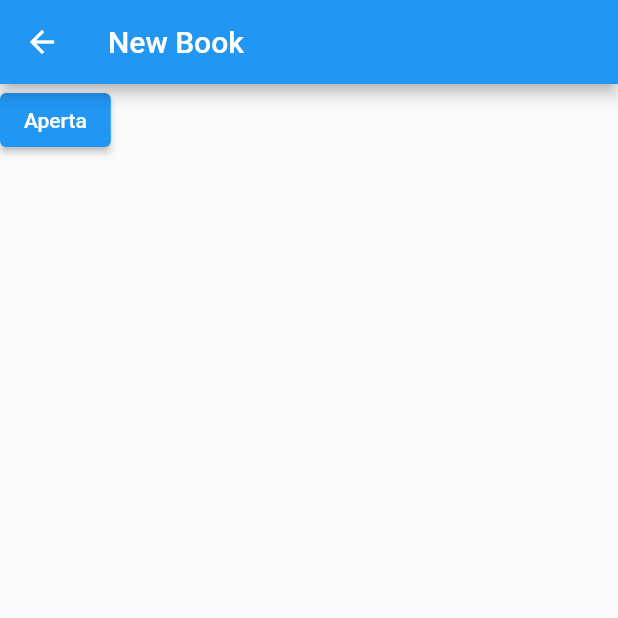
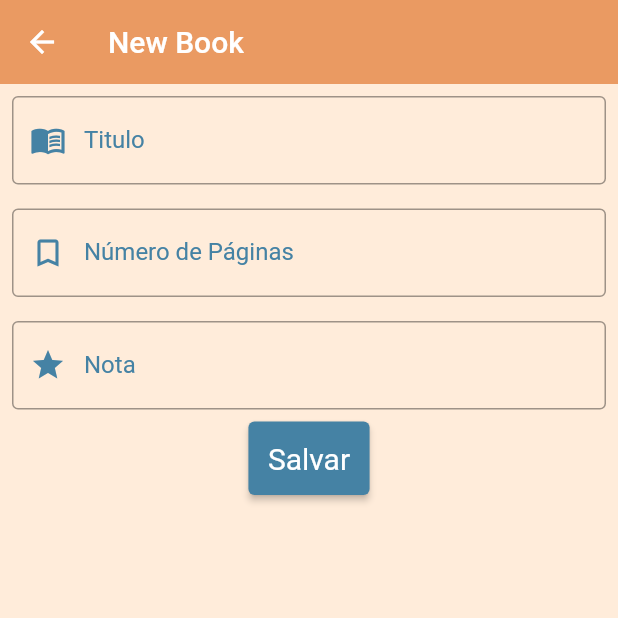
Before and after one commit to dju4mota/book_list, a Flutter app: the screen it shows after launch, after a tap on the "add" icon, on a phone screen of 412 x 824 dp, the top half of it. Run offline on Flutter 3.47's test engine with Material 2 defaults, Android fonts, the phone set to English and light mode, and no system bars; our stand-ins replace string_validator.

Commit message:
Form e Estilo
Form para adicionar novos livros e Estilo finalizados

```diff
--- a/lib/Book.dart
+++ /dev/null
@@ -1,7 +0,0 @@
-class Book {
-  final titulo;
-  final numeroPaginas;
-  final nota;
-
-  Book(this.titulo, this.numeroPaginas, this.nota);
-}
--- a/lib/BookCard.dart
+++ /dev/null
@@ -1,56 +0,0 @@
-import 'package:book_list/Book.dart';
-import 'package:flutter/cupertino.dart';
-import 'package:flutter/material.dart';
-
-class BookCard extends StatefulWidget {
-  @override
-  State<BookCard> createState() => _BookCardState();
-  final Book bk;
-  Function function;
-  final int id;
-  BookCard({required this.bk, required this.function, required this.id});
-}
-
-class _BookCardState extends State<BookCard> {
-  @override
-  Widget build(BuildContext context) {
-    return Container(
-      height: 120,
-      width: 330,
-      child: Card(
-        child: Container(
-          margin: EdgeInsets.fromLTRB(20, 10, 5, 5),
-          child: Row(
-            mainAxisAlignment: MainAxisAlignment.spaceBetween,
-            children: [
-              Column(
-                crossAxisAlignment: CrossAxisAlignment.start,
-                children: [
-                  Text(
-                    "Título: " + widget.bk.titulo,
-                    style: TextStyle(fontSize: 23),
-                  ),
-                  Text(
-                    "Páginas: " + widget.bk.numeroPaginas.toString(),
-                    style: TextStyle(fontSize: 23),
-                  ),
-                  Text(
-                    "Nota: " + widget.bk.nota.toString(),
-                    style: TextStyle(fontSize: 23),
-                  ),
-                ],
-              ),
-              CupertinoButton(
-                child: Icon(Icons.delete),
-                padding: EdgeInsets.all(5),
-                color: Colors.brown,
-                onPressed: () => widget.function(widget.id),
-              )
-            ],
-          ),
-        ),
-        color: Colors.grey,
-      ),
-    );
-  }
-}
--- /dev/null
+++ b/lib/Model/Book.dart
@@ -0,0 +1,22 @@
+import 'package:flutter/cupertino.dart';
+
+@immutable
+class Book {
+  final titulo;
+  final numeroPaginas;
+  final nota;
+
+  Book({this.titulo = '', this.numeroPaginas = '', this.nota = ''});
+
+  Book copyWith({
+    String? titulo,
+    String? numeroPaginas,
+    String? nota,
+  }) {
+    return Book(
+      titulo: titulo ?? this.titulo,
+      nota: nota ?? this.nota,
+      numeroPaginas: numeroPaginas ?? this.numeroPaginas,
+    );
+  }
+}
--- a/lib/NewBook.dart
+++ /dev/null
@@ -1,32 +0,0 @@
-import 'package:book_list/Book.dart';
-import 'package:flutter/material.dart';
-
-class NewBook extends StatefulWidget {
-  @override
-  _NewBookState createState() => _NewBookState();
-
-  Function add;
-  NewBook({required this.add});
-}
-
-class _NewBookState extends State<NewBook> {
-  @override
-  Widget build(BuildContext context) {
-    return Scaffold(
-      appBar: AppBar(
-        title: Text(
-          "New Book",
-        ),
-      ),
-      body: Form(
-        child: ElevatedButton(
-          child: Text("Aperta"),
-          onPressed: () {
-            widget.add(Book("Harry Potter", "200", "9.5"));
-            Navigator.pop(context);
-          },
-        ),
-      ),
-    );
-  }
-}
--- /dev/null
+++ b/lib/Screen/NewBook.dart
@@ -0,0 +1,112 @@
+import 'package:flutter/material.dart';
+import 'package:string_validator/string_validator.dart' as validator;
+
+import '../Model/Book.dart';
+
+class NewBook extends StatefulWidget {
+  @override
+  _NewBookState createState() => _NewBookState();
+
+  Function add;
+  NewBook({required this.add});
+}
+
+class _NewBookState extends State<NewBook> {
+  var bk = Book();
+  final formKey = GlobalKey<FormState>();
+
+  @override
+  Widget build(BuildContext context) {
+    return Scaffold(
+      appBar: AppBar(
+        title: Text(
+          "New Book",
+        ),
+        backgroundColor: Color.fromARGB(255, 234, 154, 98),
+        elevation: 0,
+      ),
+      body: Form(
+        key: formKey,
+        child: Column(
+          children: [
+            TextFieldCustom(
+              label: "Titulo",
+              icone: Icon(Icons.menu_book, color: Color.fromARGB(255, 69, 130, 164)),
+              validator: (text) => text == null || text.isEmpty ? "Este campo não pode ser nulo" : null,
+              onSaved: (text) => bk = bk.copyWith(titulo: text),
+            ),
+            TextFieldCustom(
+              label: "Número de Páginas",
+              icone: Icon(Icons.bookmark_border, color: Color.fromARGB(255, 69, 130, 164)),
+              validator: (text) {
+                if (text == null || text.isEmpty) {
+                  return "Este campo não pode ser nulo";
+                }
+                if (!validator.isNumeric(text)) {
+                  return "Este campo precisa conter apenas números";
+                }
+              },
+              onSaved: (text) => bk = bk.copyWith(numeroPaginas: text),
+            ),
+            TextFieldCustom(
+              label: "Nota",
+              icone: Icon(Icons.star, color: Color.fromARGB(255, 69, 130, 164)),
+              validator: (text) {
+                if (text == null || text.isEmpty) {
+                  return "Este campo não pode ser nulo";
+                }
+                if (!validator.isNumeric(text)) {
+                  return "Este campo precisa conter apenas números";
+                }
+              },
+              onSaved: (text) => bk = bk.copyWith(nota: text),
+            ),
+            ElevatedButton(
+              child: Text("Salvar"),
+              onPressed: () {
+                if (formKey.currentState!.validate()) {
+                  formKey.currentState!.save();
+                  widget.add(bk);
+                  Navigator.pop(context);
+                }
+              },
+            ),
+          ],
+        ),
+      ),
+    );
+  }
+}
+
+class TextFieldCustom extends StatelessWidget {
+  final String label;
+  final Icon icone;
+  final String? Function(String? text)? validator;
+  final void Function(String? text)? onSaved;
+  const TextFieldCustom({required this.label, required this.icone, this.validator, this.onSaved});
+
+  @override
+  Widget build(BuildContext context) {
+    return Container(
+      margin: const EdgeInsets.all(8),
+      child: TextFormField(
+        onSaved: onSaved,
+        validator: validator,
+        decoration: InputDecoration(
+          border: OutlineInputBorder(),
+          labelText: this.label,
+          labelStyle: TextStyle(
+            color: Color.fromARGB(255, 69, 130, 164),
+          ),
+          prefixIcon: this.icone,
+          focusColor: Color.fromARGB(255, 69, 130, 164),
+          focusedBorder: OutlineInputBorder(
+            borderSide: BorderSide(
+              color: Color.fromARGB(255, 69, 130, 164),
+            ),
+          ),
+        ),
+      ),
+    );
+  }
+}
--- /dev/null
+++ b/lib/Widgets/BookCard.dart
@@ -0,0 +1,69 @@
+import 'package:flutter/cupertino.dart';
+import 'package:flutter/material.dart';
+
+import '../Model/Book.dart';
+
+class BookCard extends StatefulWidget {
+  @override
+  State<BookCard> createState() => _BookCardState();
+  final Book bk;
+  Function function;
+  final int id;
+  BookCard({required this.bk, required this.function, required this.id});
+}
+
+class _BookCardState extends State<BookCard> {
+  @override
+  Widget build(BuildContext context) {
+    return Container(
+      height: 120,
+      width: 330,
+      child: Card(
+          margin: EdgeInsets.all(10),
+          child: Container(
+            margin: EdgeInsets.fromLTRB(17, 10, 17, 5),
+            child: Row(
+              mainAxisAlignment: MainAxisAlignment.spaceBetween,
+              children: [
+                Column(
+                  crossAxisAlignment: CrossAxisAlignment.start,
+                  children: [
+                    Text(
+                      "Título: " + widget.bk.titulo,
+                      style: TextStyle(
+                        fontSize: 23,
+                        fontFamily: 'Proxima Nova',
+                        fontWeight: FontWeight.w500,
+                      ),
+                    ),
+                    Text(
+                      "Páginas: " + widget.bk.numeroPaginas.toString(),
+                      style: TextStyle(
+                        fontSize: 23,
+                        fontFamily: 'Proxima Nova',
+                        fontWeight: FontWeight.w500,
+                      ),
+                    ),
+                    Text(
+                      "Nota: " + widget.bk.nota.toString(),
+                      style: TextStyle(
+                        fontSize: 23,
+                        fontFamily: 'Proxima Nova',
+                        fontWeight: FontWeight.w500,
+                      ),
+                    ),
+                  ],
+                ),
+                CupertinoButton(
+                  child: Icon(Icons.delete),
+                  padding: EdgeInsets.all(5),
+                  color: Color.fromARGB(255, 234, 98, 98),
+                  onPressed: () => widget.function(widget.id),
+                )
+              ],
+            ),
+          ),
+          color: Color.fromARGB(255, 165, 116, 69)),
+    );
+  }
+}
--- a/lib/List.dart
+++ b/lib/Widgets/List.dart
@@ -1,6 +1,6 @@
-import 'package:book_list/Book.dart';
 import 'package:flutter/material.dart';
 
+import '../Model/Book.dart';
 import 'BookCard.dart';
 
 class BookList extends StatefulWidget {
--- a/lib/home.dart
+++ b/lib/home.dart
@@ -1,8 +1,8 @@
-import 'package:book_list/List.dart';
-import 'package:book_list/NewBook.dart';
 import 'package:flutter/material.dart';
 
-import 'Book.dart';
+import 'Model/Book.dart';
+import 'Screen/NewBook.dart';
+import 'Widgets/List.dart';
 
 class Home extends StatefulWidget {
   @override
@@ -10,7 +10,7 @@ class Home extends StatefulWidget {
 }
 
 class _HomeState extends State<Home> {
-  List<Book> bookList = [Book("Nome do Vento", 767, 10), Book("Ruff Ghanor", 397, 9.0)];
+  List<Book> bookList = [Book(titulo: "Nome do Vento", numeroPaginas: "767", nota: "10")];
 
   void add(Book bk) {
     setState(() {
@@ -28,7 +28,30 @@ class _HomeState extends State<Home> {
   Widget build(BuildContext context) {
     return MaterialApp(
       title: "Book List",
-      theme: ThemeData(),
+      theme: ThemeData(
+        primaryColor: Color.fromARGB(255, 234, 154, 98),
+        scaffoldBackgroundColor: Color.fromARGB(255, 255, 236, 218),
+        appBarTheme: AppBarTheme(
+          backgroundColor: Color.fromARGB(255, 234, 154, 98),
+          elevation: 0,
+        ),
+        floatingActionButtonTheme: FloatingActionButtonThemeData(
+          backgroundColor: Color.fromARGB(255, 69, 130, 164),
+          elevation: 0,
+        ),
+//        fontFamily: "Ubuntu",
+        elevatedButtonTheme: ElevatedButtonThemeData(
+          style: ButtonStyle(
+            padding: MaterialStateProperty.all(EdgeInsets.all(13)),
+            backgroundColor: MaterialStateProperty.all(
+              Color.fromARGB(255, 69, 130, 164),
+            ),
+            textStyle: MaterialStateProperty.all(
+              TextStyle(fontSize: 20),
+            ),
+          ),
+        ),
+      ),
       home: Scaffold(
         appBar: AppBar(
           title: Text("BookList"),
@@ -37,7 +60,6 @@ class _HomeState extends State<Home> {
           delete: delete,
           bookList: bookList,
         ),
-        backgroundColor: Colors.blueGrey,
         floatingActionButton: Builder(
           builder: (context) => FloatingActionButton(
             onPressed: () => Navigator.push(
```
Also changed, not shown: fonts/UFL.txt (added, +96 -0 lines), pubspec.yaml (+12 -12 lines), fonts/Proxima Nova Extra Condensed Light.otf (added), fonts/Ubuntu-Light.ttf (added).
